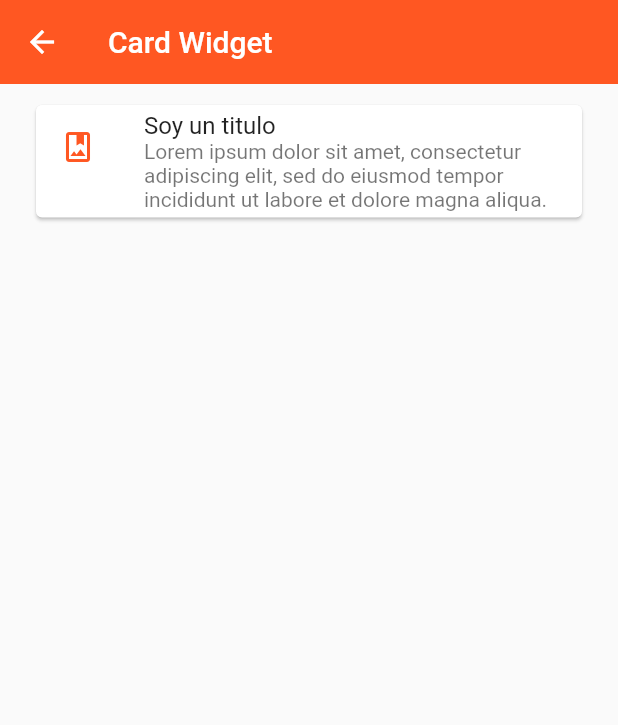
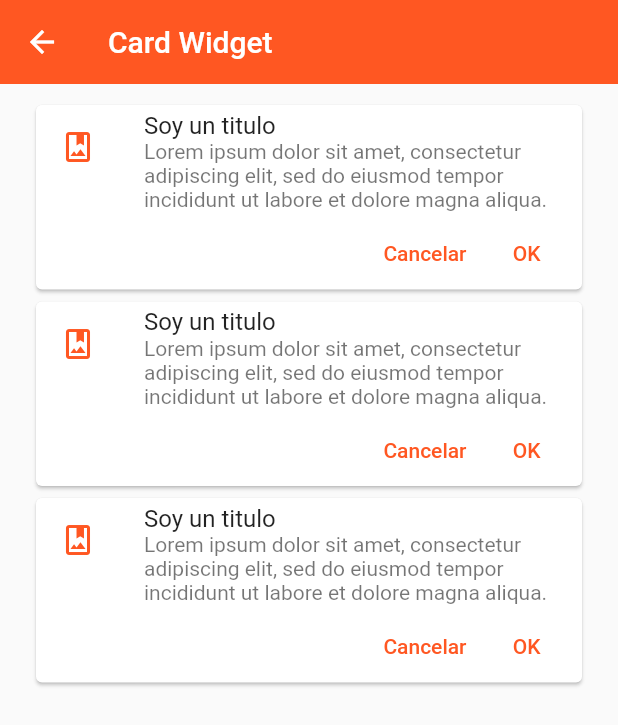
Before and after one commit to eduar766/flutter_components, a Flutter app: the CardScreen screen opened by its route, on a phone screen of 412 x 824 dp. Shown: the top 725 px of the screen. Run offline on Flutter 3.47's test engine with Material 2 defaults, Android fonts, the phone set to English and light mode, and no system bars.

Commit message:
custom card

```diff
--- a/lib/screens/card_screen.dart
+++ b/lib/screens/card_screen.dart
@@ -1,5 +1,6 @@
-import 'package:fl_components/theme/app_theme.dart';
 import 'package:flutter/material.dart';
+
+import '../widgets/widgets.dart';
 
 class CardScreen extends StatelessWidget {
 
@@ -13,18 +14,10 @@ class CardScreen extends StatelessWidget {
       ),
       body: ListView(
         padding: const EdgeInsets.symmetric(horizontal: 20, vertical: 10),
-        children: [
-          Card(
-            child: Column(
-              children: const [
-                ListTile(
-                  title: Text('Soy un titulo'),
-                  leading: Icon(Icons.photo_album_outlined, color: AppTheme.primary),
-                  subtitle: Text('Lorem ipsum dolor sit amet, consectetur adipiscing elit, sed do eiusmod tempor incididunt ut labore et dolore magna aliqua. '),
-                )
-              ]
-            ),
-          )
+        children: const [
+          CustomCardType(),
+          CustomCardType(),
+          CustomCardType(),
         ],
       )
     );
--- a/lib/theme/app_theme.dart
+++ b/lib/theme/app_theme.dart
@@ -8,6 +8,9 @@ class AppTheme {
     appBarTheme: const AppBarTheme(
       color: primary,
       elevation: 0
+    ),
+    textButtonTheme: TextButtonThemeData(
+      style: TextButton.styleFrom(foregroundColor: primary)
     )
   );
   static final ThemeData darkTheme = ThemeData.dark().copyWith(
@@ -16,6 +19,9 @@ class AppTheme {
       color: primaryDark,
       elevation: 0
     ),
-    scaffoldBackgroundColor: Colors.black
+    scaffoldBackgroundColor: Colors.black,
+    textButtonTheme: TextButtonThemeData(
+      style: TextButton.styleFrom(foregroundColor: primaryDark)
+    )
   );
 }
--- /dev/null
+++ b/lib/widgets/custom_card_type.dart
@@ -0,0 +1,40 @@
+import 'package:flutter/material.dart';
+
+import '../theme/app_theme.dart';
+
+class CustomCardType extends StatelessWidget {
+  const CustomCardType({
+    super.key,
+  });
+
+  @override
+  Widget build(BuildContext context) {
+    return Card(
+      child: Column(
+        children: [
+          const ListTile(
+            title: Text('Soy un titulo'),
+            leading: Icon(Icons.photo_album_outlined, color: AppTheme.primary),
+            subtitle: Text('Lorem ipsum dolor sit amet, consectetur adipiscing elit, sed do eiusmod tempor incididunt ut labore et dolore magna aliqua. '),
+          ),
+          Padding(
+            padding: const EdgeInsets.only(right: 5),
+            child: Row(
+              mainAxisAlignment: MainAxisAlignment.end,
+              children: [
+                TextButton(
+                  onPressed: () {},
+                  child: Text('Cancelar')
+                ),
+                TextButton(
+                  onPressed: () {},
+                  child: Text('OK')
+                )
+              ],
+            ),
+          )
+        ]
+      ),
+    );
+  }
+}
--- /dev/null
+++ b/lib/widgets/widgets.dart
@@ -0,0 +1 @@
+export 'package:fl_components/widgets/custom_card_type.dart';
```
